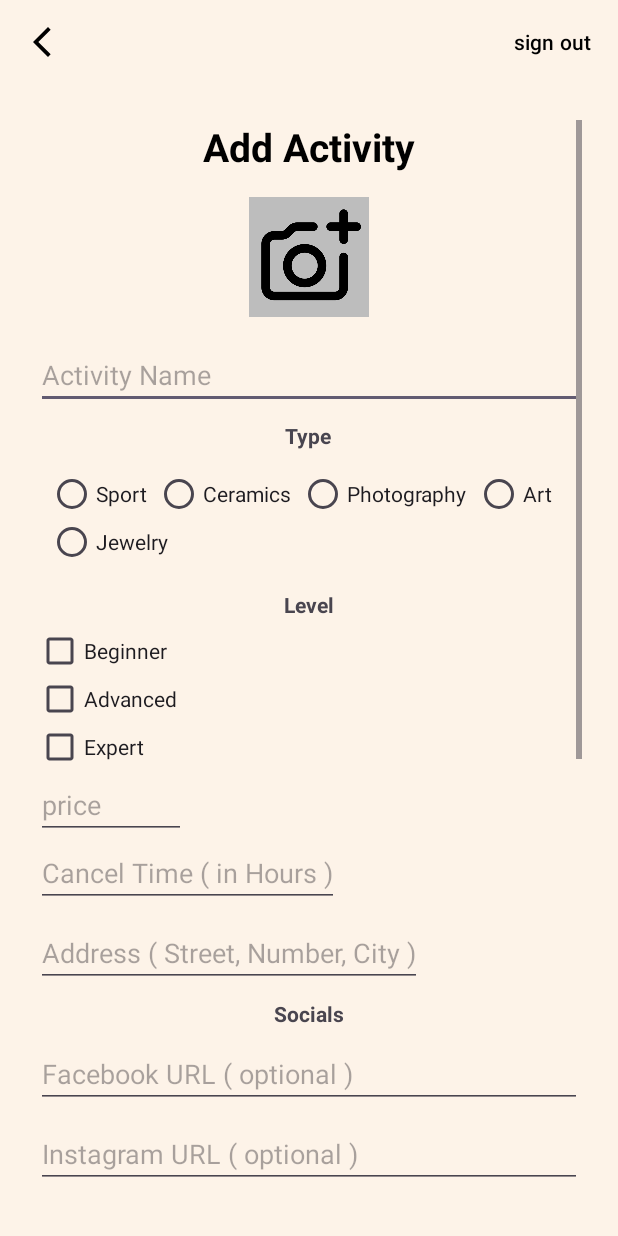
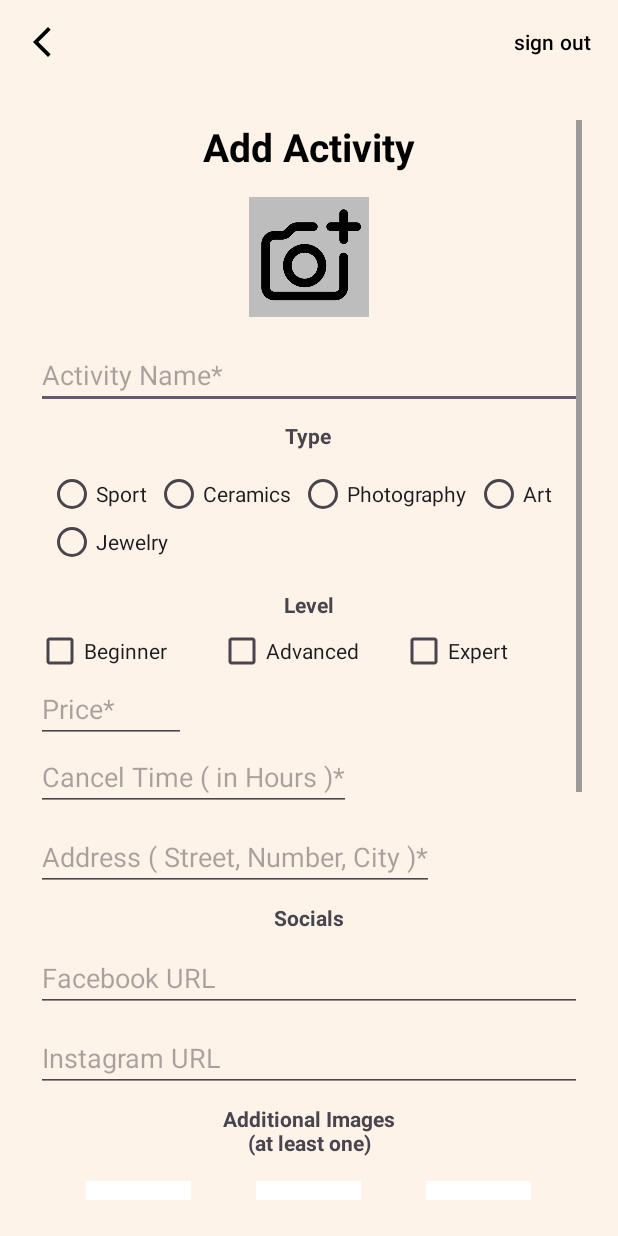
Before and after one commit to netaelbaz/craftket, an Android app: the AddItemActivity screen opened directly, with no data from a screen before it, on a phone screen of 412 x 824 dp. Run offline under Robolectric (Android 15) with nearby library versions, the phone set to English and light mode, and no system bars; our stand-ins replace Firebase (no records; nobody signed in at launch, a user with empty details on screens opened directly), FlexboxLayout.

Commit message:
fixed small things

```diff
--- a/app/src/main/java/com/example/craftket/AddItemActivity.kt
+++ b/app/src/main/java/com/example/craftket/AddItemActivity.kt
@@ -7,7 +7,6 @@ import android.view.View
 import android.widget.CheckBox
 import android.widget.ImageView
 import android.widget.RadioButton
-import android.widget.RadioGroup
 import androidx.activity.enableEdgeToEdge
 import androidx.activity.result.ActivityResultLauncher
 import androidx.activity.result.contract.ActivityResultContracts
@@ -24,9 +23,11 @@ import java.time.LocalDate
 import java.time.ZoneId
 import java.time.format.DateTimeFormatter
 import java.util.Calendar
+import androidx.activity.result.PickVisualMediaRequest
 import android.net.Uri
 import android.util.Log
 import android.view.ViewGroup
+import android.widget.LinearLayout
 import androidx.core.content.ContextCompat
 import com.example.craftket.Models.ActivityType
 import com.example.craftket.Models.Location
@@ -42,8 +43,8 @@ class AddItemActivity : AppCompatActivity() {
     private var pickedDate: Calendar? = null
     private var pickedStartTime: Calendar? = null
     private var pickedEndTime: Calendar? = null
-    private lateinit var pickImageLauncher: ActivityResultLauncher<String>
-    private lateinit var additionalPickImageLauncher: ActivityResultLauncher<String>
+    private lateinit var mainImageLauncher: ActivityResultLauncher<PickVisualMediaRequest>
+    private lateinit var additionalImageLauncher: ActivityResultLauncher<PickVisualMediaRequest>
     private var mainImageUrl: String? = null
     private val storageRef = FirebaseStorage.getInstance().reference
     private var additionalImageUrls: MutableList<String> = mutableListOf()
@@ -62,16 +63,18 @@ class AddItemActivity : AppCompatActivity() {
             insets
         }
 
-        pickImageLauncher = registerForActivityResult(
-            ActivityResultContracts.GetContent()
+
+        mainImageLauncher = registerForActivityResult(
+            ActivityResultContracts.PickVisualMedia()
         ) { uri: Uri? ->
             uri?.let {
                 uploadSelectedImage(it)
-            }
+            } ?: Log.d("PhotoPicker", "No media selected")
         }
 
-        additionalPickImageLauncher = registerForActivityResult(
-            ActivityResultContracts.GetContent()
+
+        additionalImageLauncher = registerForActivityResult(
+            ActivityResultContracts.PickVisualMedia()
         ) { uri: Uri? ->
             uri?.let {
                 imageViews[selectedImageIndex].setImageURI(it)
@@ -96,7 +99,9 @@ class AddItemActivity : AppCompatActivity() {
         imageViews.forEachIndexed { index, imageView ->
             imageView.setOnClickListener {
                 selectedImageIndex = index
-                additionalPickImageLauncher.launch("image/*")
+                additionalImageLauncher.launch(
+                    PickVisualMediaRequest(ActivityResultContracts.PickVisualMedia.ImageOnly)
+                )
             }
         }
     }
@@ -179,11 +184,10 @@ class AddItemActivity : AppCompatActivity() {
     }
 
     private fun pickImageFromGallery() {
-        pickImageLauncher.launch("image/*")
+        mainImageLauncher.launch(PickVisualMediaRequest(ActivityResultContracts.PickVisualMedia.ImageOnly))
     }
 
     private fun addItem() {
-        val dbRef = FirebaseDatabase.getInstance().getReference("activities")
         val activityName = binding.addEDITName.text.toString()
         if (activityName.isEmpty()) {
             SignalManager.getInstance().toast("Name is required")
@@ -267,7 +271,25 @@ class AddItemActivity : AppCompatActivity() {
             schedule = scheduleSlots,
             additionalImages = additionalImageUrls
         )
+        saveToDataBase(newActivity)
+    }
+
+    private fun saveToDataBase(newActivity: Activity) {
+        val dbRef = FirebaseDatabase.getInstance().getReference("activities")
+
         dbRef.get().addOnSuccessListener { snapshot ->
+
+            val nameExists = snapshot.children.any { child ->
+                val name = child.child("name").getValue(String::class.java)
+                name == newActivity.name
+            }
+
+            if (nameExists) {
+                SignalManager.getInstance().toast("This activity name already exists")
+                Log.e("Firebase", "Activity name already exists")
+
+            }
+            else {
                 val nextIndex = snapshot.childrenCount.toInt()
                 dbRef.child(nextIndex.toString()).setValue(newActivity)
                     .addOnSuccessListener {
@@ -279,10 +301,13 @@ class AddItemActivity : AppCompatActivity() {
                         Log.e("Firebase", "Failed to add activity", e)
                     }
             }
+
+        }
     }
 
     private fun setupTypeButtons(types: List<String>) {
         binding.addGROUPTypesContainer.removeAllViews()
+        val addedButtons = mutableListOf<RadioButton>()
 
         types.forEach { type ->
             val btn = RadioButton(this).apply {
@@ -294,7 +319,14 @@ class AddItemActivity : AppCompatActivity() {
                 ).apply {
                     marginEnd = 8
                 }
+
+                // manually disable multi selection because using flexbox and not radio group
+                setOnClickListener {
+                    addedButtons.forEach { it.isChecked = false }
+                    isChecked = true
                 }
+            }
+            addedButtons.add(btn)
             binding.addGROUPTypesContainer.addView(btn)
         }
 
@@ -304,6 +336,7 @@ class AddItemActivity : AppCompatActivity() {
         for (level in ActivityLevel.entries) {
             val checkBox = CheckBox(this).apply {
                 text = level.name.lowercase().replaceFirstChar { it.uppercase() }
+                layoutParams = LinearLayout.LayoutParams(0, LinearLayout.LayoutParams.WRAP_CONTENT, 1f)
             }
             binding.levelContainer.addView(checkBox)
         }
@@ -479,6 +512,4 @@ class AddItemActivity : AppCompatActivity() {
                 onFailure(exception)
             }
     }
-
-
 }
--- a/app/src/main/java/com/example/craftket/PaymentActivity.kt
+++ b/app/src/main/java/com/example/craftket/PaymentActivity.kt
@@ -107,6 +107,7 @@ class PaymentActivity : AppCompatActivity() {
         scoresButton.setOnClickListener {
             dialog.dismiss()
             val intent = Intent(this, SearchActivity::class.java)
+            intent.addFlags(Intent.FLAG_ACTIVITY_CLEAR_TOP or Intent.FLAG_ACTIVITY_SINGLE_TOP)
             startActivity(intent)
             finish()
         }
--- a/app/src/main/res/layout/activity_add_item.xml
+++ b/app/src/main/res/layout/activity_add_item.xml
@@ -65,7 +65,7 @@
                 android:id="@+id/add_EDIT_name"
                 android:layout_width="match_parent"
                 android:layout_height="wrap_content"
-                android:hint="Activity Name"
+                android:hint="Activity Name*"
                 android:inputType="text" />
 
 
@@ -101,25 +101,25 @@
                 android:id="@+id/level_container"
                 android:layout_width="match_parent"
                 android:layout_height="wrap_content"
-                android:orientation="vertical" />
+                android:orientation="horizontal"/>
 
             <com.google.android.material.textfield.TextInputEditText
                 android:id="@+id/add_EDIT_price"
                 android:layout_width="100dp"
                 android:layout_height="wrap_content"
-                android:hint="price" />
+                android:hint="Price*" />
 
             <com.google.android.material.textfield.TextInputEditText
                 android:id="@+id/add_EDIT_cancel"
                 android:layout_width="wrap_content"
                 android:layout_height="wrap_content"
-                android:hint="Cancel Time ( in Hours )" />
+                android:hint="Cancel Time ( in Hours )*" />
 
             <com.google.android.material.textfield.TextInputEditText
                 android:id="@+id/add_EDIT_address"
                 android:layout_width="wrap_content"
                 android:layout_height="wrap_content"
-                android:hint="Address ( Street, Number, City )"
+                android:hint="Address ( Street, Number, City )*"
                 android:inputType="textPostalAddress"
                 android:layout_marginTop="8dp" />
 
@@ -136,7 +136,7 @@
                 android:id="@+id/add_EDIT_facebook"
                 android:layout_width="match_parent"
                 android:layout_height="wrap_content"
-                android:hint="Facebook URL ( optional )"
+                android:hint="Facebook URL"
                 android:inputType="textUri"
                 android:layout_marginTop="8dp" />
 
@@ -144,7 +144,7 @@
                 android:id="@+id/add_EDIT_instagram"
                 android:layout_width="match_parent"
                 android:layout_height="wrap_content"
-                android:hint="Instagram URL ( optional )"
+                android:hint="Instagram URL"
                 android:inputType="textUri"
                 android:layout_marginTop="8dp" />
 
```
Also changed, not shown: app/src/main/java/com/example/craftket/SearchActivity.kt (+3 -5 lines). Lines whose indentation alone changed are shown as unchanged.
